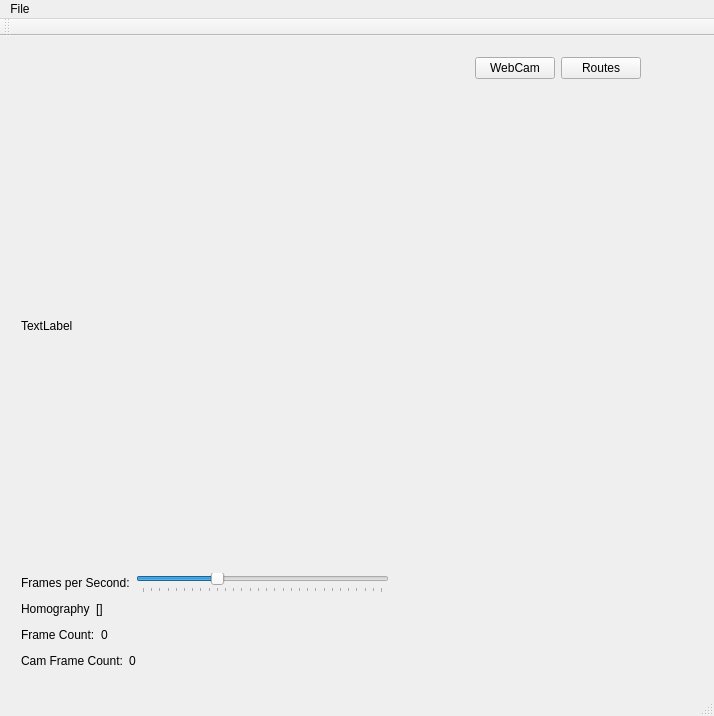
berickson/car, file cpp/car-gui/main_window.ui: the form before one commit.
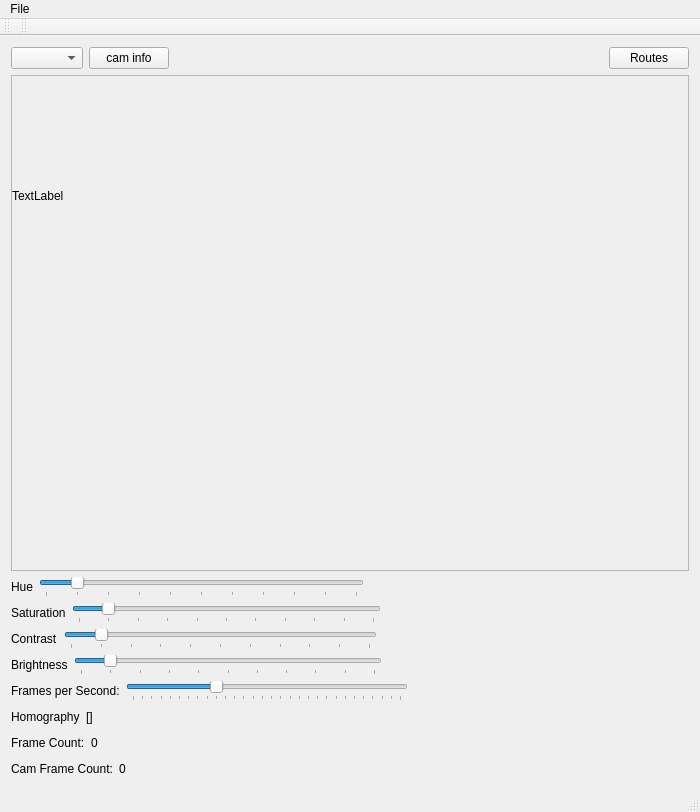
The form after the commit. Icons and pictures are not drawn.

Commit message: Camera integration improvements in gui.

```diff
--- a/cpp/car-gui/main_window.ui
+++ b/cpp/car-gui/main_window.ui
@@ -6,10 +6,16 @@
    <rect>
     <x>0</x>
     <y>0</y>
-    <width>714</width>
-    <height>716</height>
+    <width>700</width>
+    <height>812</height>
    </rect>
   </property>
+  <property name="sizePolicy">
+   <sizepolicy hsizetype="Expanding" vsizetype="Expanding">
+    <horstretch>0</horstretch>
+    <verstretch>0</verstretch>
+   </sizepolicy>
+  </property>
   <property name="windowTitle">
    <string>Anaranjado!</string>
   </property>
@@ -17,6 +23,9 @@
    <iconset>
     <normaloff>anaranjado_icon.svg</normaloff>anaranjado_icon.svg</iconset>
   </property>
+  <property name="documentMode">
+   <bool>false</bool>
+  </property>
   <widget class="QWidget" name="centralWidget">
    <property name="sizePolicy">
     <sizepolicy hsizetype="Expanding" vsizetype="Expanding">
@@ -24,38 +33,37 @@
      <verstretch>0</verstretch>
     </sizepolicy>
    </property>
-   <widget class="QWidget" name="layoutWidget">
-    <property name="geometry">
-     <rect>
-      <x>10</x>
-      <y>10</y>
-      <width>642</width>
-      <height>636</height>
-     </rect>
-    </property>
-    <layout class="QVBoxLayout" name="verticalLayout_2">
+   <layout class="QVBoxLayout" name="verticalLayout">
+    <item>
+     <layout class="QVBoxLayout" name="verticalLayout_2" stretch="0,0,0,0,0,0,0,0,0,0">
+      <property name="sizeConstraint">
+       <enum>QLayout::SetNoConstraint</enum>
+      </property>
      <item>
       <layout class="QHBoxLayout" name="horizontalLayout">
        <item>
-        <spacer name="horizontalSpacer">
-         <property name="orientation">
-          <enum>Qt::Horizontal</enum>
-         </property>
-         <property name="sizeHint" stdset="0">
-          <size>
-           <width>40</width>
-           <height>20</height>
-          </size>
-         </property>
-        </spacer>
+         <widget class="QComboBox" name="resolutions_combo_box"/>
        </item>
        <item>
         <widget class="QPushButton" name="webcamButton">
          <property name="text">
-          <string>WebCam</string>
+           <string>cam info</string>
          </property>
         </widget>
        </item>
+        <item>
+         <spacer name="horizontalSpacer">
+          <property name="orientation">
+           <enum>Qt::Horizontal</enum>
+          </property>
+          <property name="sizeHint" stdset="0">
+           <size>
+            <width>40</width>
+            <height>20</height>
+           </size>
+          </property>
+         </spacer>
+        </item>
        <item>
         <widget class="QPushButton" name="routesButton">
          <property name="text">
@@ -66,17 +74,53 @@
       </layout>
      </item>
      <item>
+       <widget class="QScrollArea" name="scrollArea">
+        <property name="verticalScrollBarPolicy">
+         <enum>Qt::ScrollBarAsNeeded</enum>
+        </property>
+        <property name="horizontalScrollBarPolicy">
+         <enum>Qt::ScrollBarAsNeeded</enum>
+        </property>
+        <property name="widgetResizable">
+         <bool>true</bool>
+        </property>
+        <widget class="QWidget" name="scroll_area_contents">
+         <property name="geometry">
+          <rect>
+           <x>0</x>
+           <y>0</y>
+           <width>320</width>
+           <height>240</height>
+          </rect>
+         </property>
+         <property name="sizePolicy">
+          <sizepolicy hsizetype="Fixed" vsizetype="Fixed">
+           <horstretch>0</horstretch>
+           <verstretch>0</verstretch>
+          </sizepolicy>
+         </property>
+         <layout class="QHBoxLayout" name="horizontalLayout_10">
+          <property name="spacing">
+           <number>0</number>
+          </property>
+          <property name="leftMargin">
+           <number>0</number>
+          </property>
+          <property name="topMargin">
+           <number>0</number>
+          </property>
+          <property name="rightMargin">
+           <number>0</number>
+          </property>
+          <property name="bottomMargin">
+           <number>0</number>
+          </property>
+          <item>
       <widget class="QLabel" name="display_image">
-       <property name="sizePolicy">
-        <sizepolicy hsizetype="Expanding" vsizetype="Expanding">
-         <horstretch>0</horstretch>
-         <verstretch>0</verstretch>
-        </sizepolicy>
-       </property>
        <property name="minimumSize">
         <size>
-         <width>640</width>
-         <height>480</height>
+              <width>320</width>
+              <height>240</height>
         </size>
        </property>
        <property name="text">
@@ -84,6 +128,206 @@
        </property>
       </widget>
      </item>
+         </layout>
+        </widget>
+       </widget>
+      </item>
+      <item>
+       <layout class="QHBoxLayout" name="horizontalLayout_8">
+        <item>
+         <widget class="QLabel" name="homography_label_5">
+          <property name="text">
+           <string>Hue</string>
+          </property>
+         </widget>
+        </item>
+        <item>
+         <widget class="QSlider" name="hue_slider">
+          <property name="minimum">
+           <number>0</number>
+          </property>
+          <property name="maximum">
+           <number>100</number>
+          </property>
+          <property name="value">
+           <number>10</number>
+          </property>
+          <property name="sliderPosition">
+           <number>10</number>
+          </property>
+          <property name="orientation">
+           <enum>Qt::Horizontal</enum>
+          </property>
+          <property name="tickPosition">
+           <enum>QSlider::TicksBelow</enum>
+          </property>
+          <property name="tickInterval">
+           <number>10</number>
+          </property>
+         </widget>
+        </item>
+        <item>
+         <spacer name="horizontalSpacer_8">
+          <property name="orientation">
+           <enum>Qt::Horizontal</enum>
+          </property>
+          <property name="sizeHint" stdset="0">
+           <size>
+            <width>40</width>
+            <height>20</height>
+           </size>
+          </property>
+         </spacer>
+        </item>
+       </layout>
+      </item>
+      <item>
+       <layout class="QHBoxLayout" name="horizontalLayout_9">
+        <item>
+         <widget class="QLabel" name="homography_label_6">
+          <property name="text">
+           <string>Saturation</string>
+          </property>
+         </widget>
+        </item>
+        <item>
+         <widget class="QSlider" name="saturation_slider">
+          <property name="minimum">
+           <number>0</number>
+          </property>
+          <property name="maximum">
+           <number>100</number>
+          </property>
+          <property name="value">
+           <number>10</number>
+          </property>
+          <property name="sliderPosition">
+           <number>10</number>
+          </property>
+          <property name="orientation">
+           <enum>Qt::Horizontal</enum>
+          </property>
+          <property name="tickPosition">
+           <enum>QSlider::TicksBelow</enum>
+          </property>
+          <property name="tickInterval">
+           <number>10</number>
+          </property>
+         </widget>
+        </item>
+        <item>
+         <spacer name="horizontalSpacer_9">
+          <property name="orientation">
+           <enum>Qt::Horizontal</enum>
+          </property>
+          <property name="sizeHint" stdset="0">
+           <size>
+            <width>40</width>
+            <height>20</height>
+           </size>
+          </property>
+         </spacer>
+        </item>
+       </layout>
+      </item>
+      <item>
+       <layout class="QHBoxLayout" name="horizontalLayout_7">
+        <item>
+         <widget class="QLabel" name="homography_label_4">
+          <property name="text">
+           <string>Contrast</string>
+          </property>
+         </widget>
+        </item>
+        <item>
+         <widget class="QSlider" name="contrast_slider">
+          <property name="minimum">
+           <number>0</number>
+          </property>
+          <property name="maximum">
+           <number>100</number>
+          </property>
+          <property name="value">
+           <number>10</number>
+          </property>
+          <property name="sliderPosition">
+           <number>10</number>
+          </property>
+          <property name="orientation">
+           <enum>Qt::Horizontal</enum>
+          </property>
+          <property name="tickPosition">
+           <enum>QSlider::TicksBelow</enum>
+          </property>
+          <property name="tickInterval">
+           <number>10</number>
+          </property>
+         </widget>
+        </item>
+        <item>
+         <spacer name="horizontalSpacer_7">
+          <property name="orientation">
+           <enum>Qt::Horizontal</enum>
+          </property>
+          <property name="sizeHint" stdset="0">
+           <size>
+            <width>40</width>
+            <height>20</height>
+           </size>
+          </property>
+         </spacer>
+        </item>
+       </layout>
+      </item>
+      <item>
+       <layout class="QHBoxLayout" name="horizontalLayout_5">
+        <item>
+         <widget class="QLabel" name="homography_label_3">
+          <property name="text">
+           <string>Brightness</string>
+          </property>
+         </widget>
+        </item>
+        <item>
+         <widget class="QSlider" name="brightness_slider">
+          <property name="minimum">
+           <number>0</number>
+          </property>
+          <property name="maximum">
+           <number>100</number>
+          </property>
+          <property name="value">
+           <number>10</number>
+          </property>
+          <property name="sliderPosition">
+           <number>10</number>
+          </property>
+          <property name="orientation">
+           <enum>Qt::Horizontal</enum>
+          </property>
+          <property name="tickPosition">
+           <enum>QSlider::TicksBelow</enum>
+          </property>
+          <property name="tickInterval">
+           <number>10</number>
+          </property>
+         </widget>
+        </item>
+        <item>
+         <spacer name="horizontalSpacer_5">
+          <property name="orientation">
+           <enum>Qt::Horizontal</enum>
+          </property>
+          <property name="sizeHint" stdset="0">
+           <size>
+            <width>40</width>
+            <height>20</height>
+           </size>
+          </property>
+         </spacer>
+        </item>
+       </layout>
+      </item>
      <item>
       <layout class="QHBoxLayout" name="horizontalLayout_4">
        <item>
@@ -227,14 +471,15 @@
       </layout>
      </item>
     </layout>
-   </widget>
+    </item>
+   </layout>
   </widget>
   <widget class="QMenuBar" name="menuBar">
    <property name="geometry">
     <rect>
      <x>0</x>
      <y>0</y>
-     <width>714</width>
+     <width>700</width>
      <height>19</height>
     </rect>
    </property>
@@ -255,6 +500,17 @@
    </attribute>
   </widget>
   <widget class="QStatusBar" name="statusBar"/>
+  <widget class="QToolBar" name="toolBar">
+   <property name="windowTitle">
+    <string>toolBar</string>
+   </property>
+   <attribute name="toolBarArea">
+    <enum>TopToolBarArea</enum>
+   </attribute>
+   <attribute name="toolBarBreak">
+    <bool>false</bool>
+   </attribute>
+  </widget>
   <action name="actionExit">
    <property name="text">
     <string>Exit</string>
```
Lines whose indentation alone changed are shown as unchanged. The commit also changes 4 other files.
